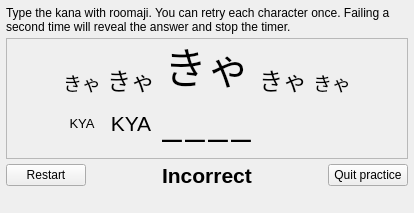
Above: kanareadingpracticeform.ui from z1dev/zkanji before the change. Below: the same form after it.
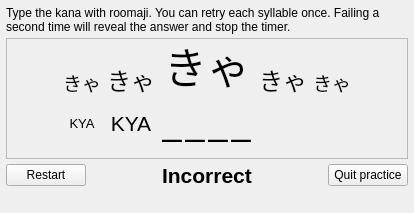
That is the form after the change. Custom widgets are drawn as their Qt base class.

```diff
--- a/kanareadingpracticeform.ui
+++ b/kanareadingpracticeform.ui
@@ -33,7 +33,7 @@
     <item>
      <widget class="QLabel" name="label_6">
       <property name="text">
-       <string>Type the kana with roomaji. You can retry each character once. Failing a second time will reveal the answer and stop the timer.</string>
+       <string>Type the kana with roomaji. You can retry each syllable once. Failing a second time will reveal the answer and stop the timer.</string>
       </property>
       <property name="wordWrap">
        <bool>true</bool>
```
